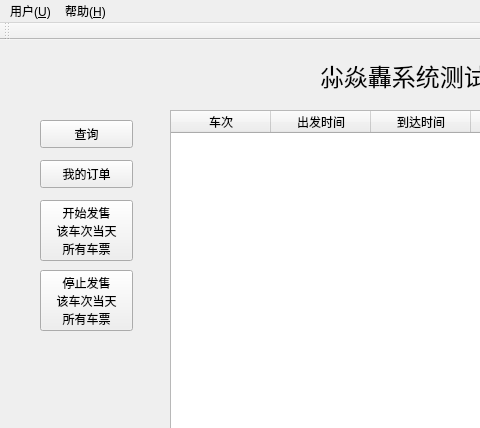
The window that Qt/TrainBoom/mainwindow.ui (zidaneandmessi/TrainBoom_FrontEnd) describes before a commit, drawn with Qt 5; both pictures show x 0 to 480 and y 0 to 428 of the 886 by 623 pixel window.
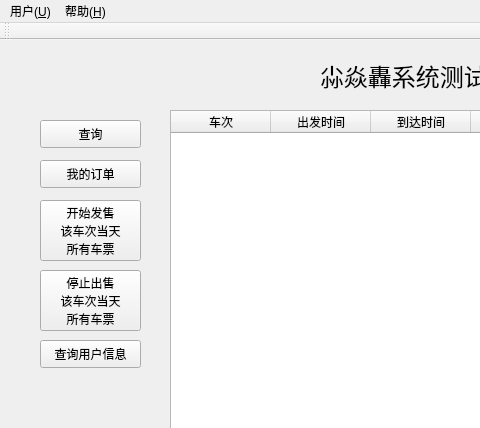
The same window after the commit.

Diff of the .ui file:
```diff
--- a/Qt/TrainBoom/mainwindow.ui
+++ b/Qt/TrainBoom/mainwindow.ui
@@ -54,7 +54,7 @@
      <rect>
       <x>40</x>
       <y>80</y>
-      <width>93</width>
+      <width>101</width>
       <height>28</height>
      </rect>
     </property>
@@ -123,7 +123,7 @@
      <rect>
       <x>40</x>
       <y>160</y>
-      <width>93</width>
+      <width>101</width>
       <height>61</height>
      </rect>
     </property>
@@ -138,7 +138,7 @@
      <rect>
       <x>40</x>
       <y>120</y>
-      <width>93</width>
+      <width>101</width>
       <height>28</height>
      </rect>
     </property>
@@ -164,16 +164,29 @@
      <rect>
       <x>40</x>
       <y>230</y>
-      <width>93</width>
+      <width>101</width>
       <height>61</height>
      </rect>
     </property>
     <property name="text">
-     <string>停止发售
+     <string>停止出售
 该车次当天
 所有车票</string>
     </property>
    </widget>
+   <widget class="QPushButton" name="pushButton_2">
+    <property name="geometry">
+     <rect>
+      <x>40</x>
+      <y>300</y>
+      <width>101</width>
+      <height>28</height>
+     </rect>
+    </property>
+    <property name="text">
+     <string>查询用户信息</string>
+    </property>
+   </widget>
   </widget>
   <widget class="QMenuBar" name="menuBar">
    <property name="geometry">
```
